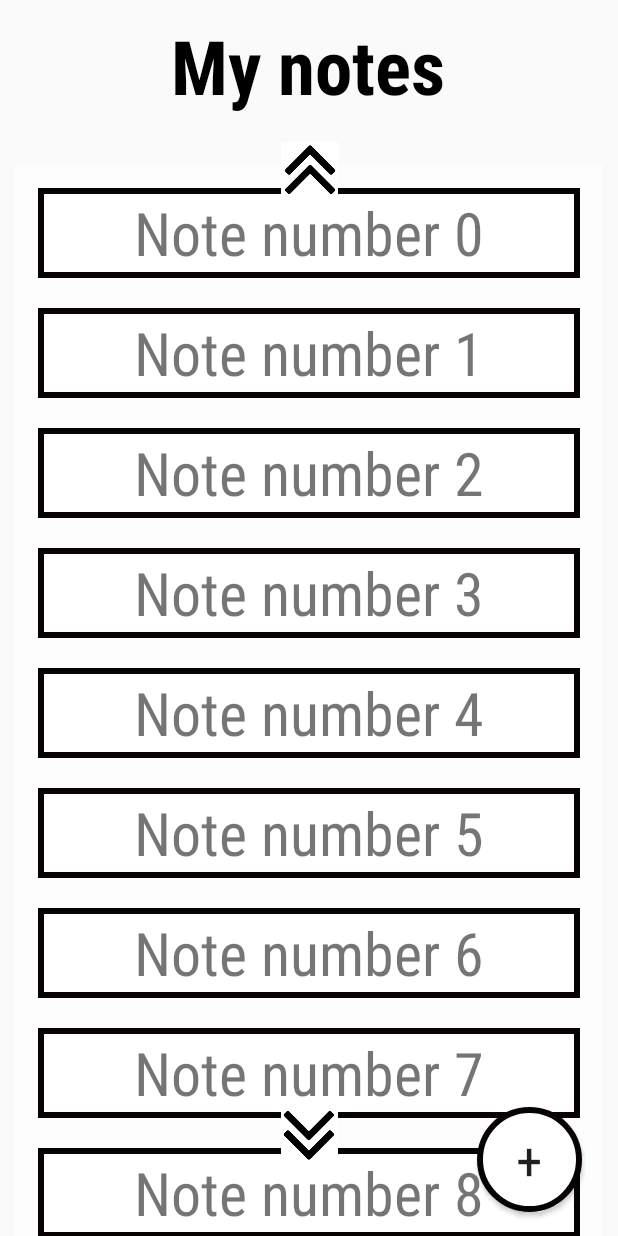
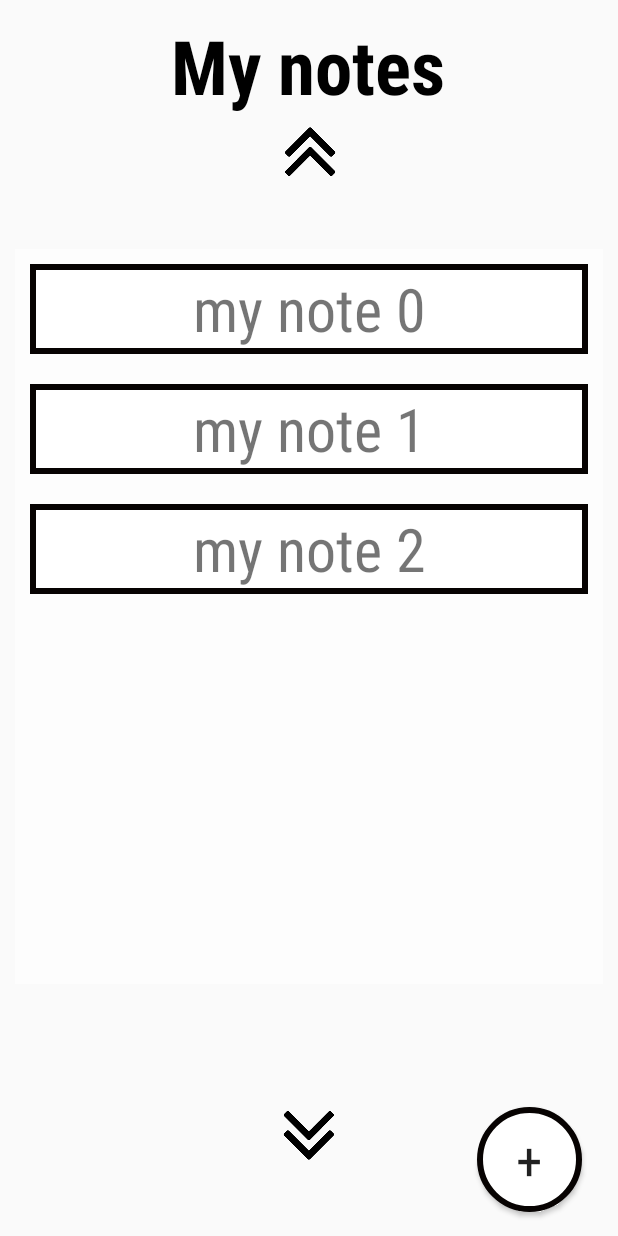
Before and after one commit to kamilagalka/EasyNotes, an Android app: the MyNotes screen opened directly, with no data from a screen before it, on a phone screen of 412 x 824 dp. Run offline under Robolectric (Android 15) with nearby library versions, the phone set to English and light mode, and no system bars.

Commit message:
fixed My Notes layout, added editing notes draft

```diff
--- a/app/src/main/java/com/example/easynotes/MyNotes.java
+++ b/app/src/main/java/com/example/easynotes/MyNotes.java
@@ -1,18 +1,19 @@
 package com.example.easynotes;
+
+import android.os.Bundle;
+import android.view.View;
 
 import androidx.appcompat.app.AppCompatActivity;
 import androidx.recyclerview.widget.LinearLayoutManager;
 import androidx.recyclerview.widget.RecyclerView;
 
-import android.os.Bundle;
-
-import java.util.ArrayList;
 import java.util.HashMap;
-import java.util.LinkedHashMap;
+import java.util.LinkedList;
 import java.util.Map;
 
 public class MyNotes extends AppCompatActivity {
-    private static ArrayList<String> notes = new ArrayList<>();
+    private static final String LOG_TAG = MainActivity.class.getSimpleName();
+    private static LinkedList<HashMap<String, String>> notes = new LinkedList<>();
     private RecyclerView recyclerView;
     private NotesAdapter notesAdapter;
 
@@ -21,7 +22,7 @@ public class MyNotes extends AppCompatActivity {
         super.onCreate(savedInstanceState);
         setContentView(R.layout.activity_my_notes);
 
-        notes = mockNotes(30);
+        notes = mockNotes(3);
 
         recyclerView = findViewById(R.id.recycler_view);
         notesAdapter = new NotesAdapter(this, notes);
@@ -29,11 +30,24 @@ public class MyNotes extends AppCompatActivity {
         recyclerView.setLayoutManager(new LinearLayoutManager(this));
     }
 
-    private ArrayList<String> mockNotes(int numOfNotes) {
-        ArrayList<String> mockedNotes = new ArrayList<>();
-        for (int i=0;i<numOfNotes;i++){
-            mockedNotes.add("Note number " + i);
+    private LinkedList<HashMap<String, String>> mockNotes(int numOfNotes) {
+        LinkedList<HashMap<String, String>> mockedNotes = new LinkedList<>();
+        for (int i = 0; i < numOfNotes; i++) {
+            HashMap<String, String> note = new HashMap<>();
+            note.put("noteName","my note " + i);
+            note.put("noteContent", "bla bla bla note "+ i);
+            mockedNotes.add(note);
         }
         return mockedNotes;
     }
+
+    public void addNote(View view) {
+        int wordListSize = notes.size();
+        HashMap<String, String> note = new HashMap<>();
+        note.put("noteName","My new note");
+        note.put("noteContent", "Content of my new note!");
+        notes.addLast(note);
+        recyclerView.getAdapter().notifyItemInserted(wordListSize);
+        recyclerView.smoothScrollToPosition(wordListSize);
+    }
 }
--- a/app/src/main/java/com/example/easynotes/NotesAdapter.java
+++ b/app/src/main/java/com/example/easynotes/NotesAdapter.java
@@ -9,15 +9,15 @@ import android.widget.TextView;
 import androidx.annotation.NonNull;
 import androidx.recyclerview.widget.RecyclerView;
 
-import java.util.ArrayList;
-import java.util.LinkedHashMap;
+import java.util.HashMap;
+import java.util.LinkedList;
 
 public class NotesAdapter extends RecyclerView.Adapter<NotesAdapter.NoteViewHolder> {
-    private final ArrayList<String> notes;
+    private final LinkedList<HashMap<String, String>> notes;
     private LayoutInflater mInflater;
 
 
-    public NotesAdapter(Context context, ArrayList<String> notes) {
+    public NotesAdapter(Context context, LinkedList<HashMap<String, String>> notes) {
         mInflater = LayoutInflater.from(context);
         this.notes = notes;
     }
@@ -32,7 +32,10 @@ public class NotesAdapter extends RecyclerView.Adapter<NotesAdapter.NoteViewHold
 
     @Override
     public void onBindViewHolder(@NonNull NoteViewHolder holder, int position) {
-        String mCurrent = notes.get(position);
+        String mCurrent = notes.get(position).get("noteName");
+        if (mCurrent.length() > 18){
+            mCurrent = mCurrent.substring(0, 15) + "...";
+        }
         holder.noteItemView.setText(mCurrent);
     }
 
@@ -41,7 +44,7 @@ public class NotesAdapter extends RecyclerView.Adapter<NotesAdapter.NoteViewHold
         return notes.size();
     }
 
-    public class NoteViewHolder extends RecyclerView.ViewHolder {
+    public class NoteViewHolder extends RecyclerView.ViewHolder implements View.OnClickListener {
         public final TextView noteItemView;
         final NotesAdapter mAdapter;
 
@@ -49,6 +52,18 @@ public class NotesAdapter extends RecyclerView.Adapter<NotesAdapter.NoteViewHold
             super(itemView);
             noteItemView = itemView.findViewById(R.id.note);
             this.mAdapter = adapter;
+            itemView.setOnClickListener(this);
+        }
+
+        @Override
+        public void onClick(View view) {
+            int mPosition = getLayoutPosition();
+            HashMap<String, String> element = notes.get(mPosition);
+            HashMap<String, String> newElement = new HashMap<>();
+            newElement.put("noteName", "Clicked!");
+            newElement.put("noteContent", "Content clicked!");
+            notes.set(mPosition, newElement);
+            mAdapter.notifyDataSetChanged();
         }
     }
 }
--- a/app/src/main/java/com/example/easynotes/SplashScreen.java
+++ b/app/src/main/java/com/example/easynotes/SplashScreen.java
@@ -7,7 +7,7 @@ import android.os.Bundle;
 
 public class SplashScreen extends AppCompatActivity {
     private static final String LOG_TAG = SplashScreen.class.getSimpleName();
-    private static final int SPLASH_SHOW_TIME = 4000;
+    private static final int SPLASH_SHOW_TIME = 2000;
 
     @Override
     protected void onCreate(Bundle savedInstanceState) {
--- a/app/src/main/res/layout/activity_my_notes.xml
+++ b/app/src/main/res/layout/activity_my_notes.xml
@@ -28,20 +28,20 @@
         android:layout_height="wrap_content"
         android:layout_marginStart="10dp"
         android:layout_marginLeft="10dp"
+        android:layout_marginTop="80dp"
         android:layout_marginEnd="10dp"
         android:layout_marginRight="10dp"
-        android:layout_marginBottom="40dp"
         android:background="@color/background"
-        android:padding="5dp"
-        android:paddingBottom="100dp"
-        android:clipToPadding="false"
+        android:clipToPadding="true"
+        android:paddingBottom="250dp"
         app:flow_lastVerticalBias="20"
         app:layout_constraintBottom_toTopOf="@+id/add_note"
         app:layout_constraintEnd_toEndOf="parent"
         app:layout_constraintHorizontal_bias="1.0"
         app:layout_constraintStart_toStartOf="parent"
-        app:layout_constraintTop_toBottomOf="@+id/up_hint"
-        app:layout_constraintVertical_bias="0.093" />
+        app:layout_constraintTop_toBottomOf="@+id/my_notes_heading"
+        app:layout_constraintVertical_bias="0.093"
+        tools:itemCount="30" />
 
     <Button
         android:id="@+id/add_note"
@@ -57,6 +57,7 @@
         android:textAlignment="center"
         android:textAllCaps="false"
         android:textSize="35sp"
+        android:onClick="addNote"
         app:layout_constraintBottom_toBottomOf="parent"
         app:layout_constraintEnd_toEndOf="parent" />
 
@@ -64,7 +65,7 @@
         android:id="@+id/up_hint"
         android:layout_width="107dp"
         android:layout_height="38dp"
-        android:layout_marginTop="96dp"
+        android:layout_marginTop="84dp"
         android:rotation="270"
         app:layout_constraintEnd_toEndOf="parent"
         app:layout_constraintStart_toStartOf="parent"
```
Also changed, not shown: app/src/main/res/drawable-v24/arrow_icon.png.
